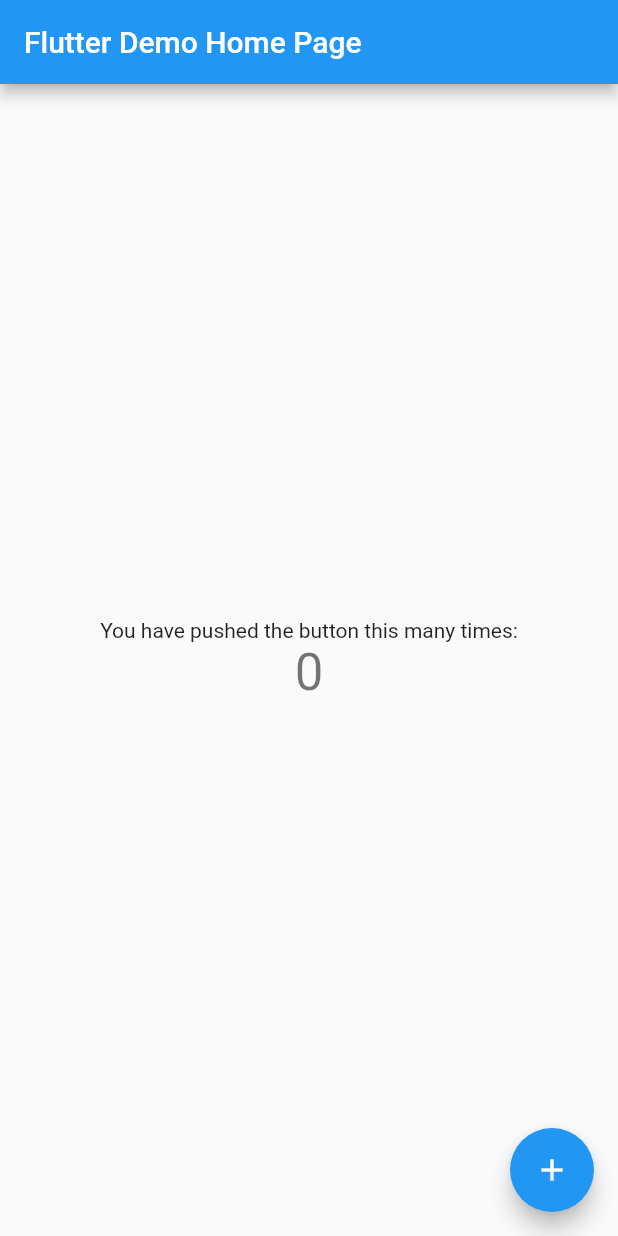
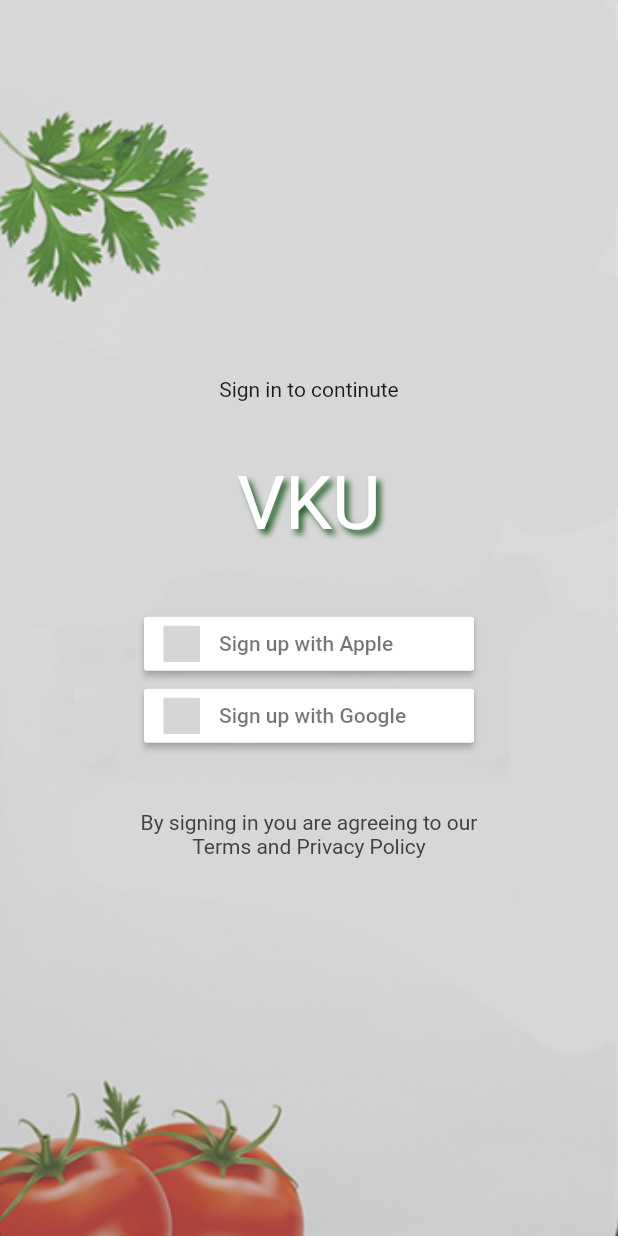
Before and after one commit to vietthang09/food-app, a Flutter app: the screen it shows after launch, on a phone screen of 412 x 824 dp. Run offline on Flutter 3.47's test engine with Material 2 defaults, Android fonts, the phone set to English and light mode, and no system bars; our stand-ins replace firebase_auth, firebase_core, flutter_signin_button, google_sign_in; accounts and stored records are empty; grey boxes are pictures that could not be loaded.

Commit message:
feat: build login screen

```diff
--- /dev/null
+++ b/lib/auth/sign_in.dart
@@ -0,0 +1,103 @@
+import 'package:firebase_auth/firebase_auth.dart';
+import 'package:flutter/material.dart';
+import 'package:flutter_signin_button/button_view.dart';
+import 'package:flutter_signin_button/flutter_signin_button.dart';
+import 'package:google_sign_in/google_sign_in.dart';
+
+class SignIn extends StatefulWidget {
+  @override
+  State<SignIn> createState() => _SignInState();
+}
+
+class _SignInState extends State<SignIn> {
+  Future<void> _googleSignUp() async {
+    try {
+      final GoogleSignIn _googleSignIn = GoogleSignIn(
+        scopes: ['email'],
+      );
+      final FirebaseAuth _auth = FirebaseAuth.instance;
+
+      final GoogleSignInAccount? googleUser = await _googleSignIn.signIn();
+      final GoogleSignInAuthentication? googleAuth =
+          await googleUser?.authentication;
+
+      final AuthCredential credential = GoogleAuthProvider.credential(
+        accessToken: googleAuth?.accessToken,
+        idToken: googleAuth?.idToken,
+      );
+
+      final User? user = (await _auth.signInWithCredential(credential)).user;
+
+      return;
+    } catch (e) {
+      print(e);
+    }
+  }
+
+  @override
+  Widget build(BuildContext context) {
+    return Scaffold(
+      body: Container(
+        height: double.infinity,
+        width: double.infinity,
+        decoration: BoxDecoration(
+            image: DecorationImage(
+                fit: BoxFit.cover, image: AssetImage('assets/background.png'))),
+        child: Column(
+          mainAxisAlignment: MainAxisAlignment.center,
+          children: [
+            Container(
+              height: 400,
+              width: double.infinity,
+              child: Column(
+                  mainAxisAlignment: MainAxisAlignment.spaceEvenly,
+                  children: [
+                    Text("Sign in to continute"),
+                    Text(
+                      "VKU",
+                      style: TextStyle(
+                          fontSize: 50,
+                          color: Colors.white,
+                          shadows: [
+                            BoxShadow(
+                                blurRadius: 5,
+                                color: Colors.green.shade900,
+                                offset: Offset(3, 3))
+                          ]),
+                    ),
+                    Column(
+                      children: [
+                        SignInButton(
+                          Buttons.Apple,
+                          text: "Sign up with Apple",
+                          onPressed: () {},
+                        ),
+                        SignInButton(
+                          Buttons.Google,
+                          text: "Sign up with Google",
+                          onPressed: () async {
+                            await _googleSignUp().then((value) => null);
+                          },
+                        ),
+                      ],
+                    ),
+                    Column(
+                      children: [
+                        Text(
+                          "By signing in you are agreeing to our",
+                          style: TextStyle(color: Colors.grey[800]),
+                        ),
+                        Text(
+                          "Terms and Privacy Policy",
+                          style: TextStyle(color: Colors.grey[800]),
+                        )
+                      ],
+                    ),
+                  ]),
+            )
+          ],
+        ),
+      ),
+    );
+  }
+}
--- a/lib/main.dart
+++ b/lib/main.dart
@@ -1,6 +1,15 @@
 import 'package:flutter/material.dart';
+import 'package:food_app/auth/sign_in.dart';
+import 'package:firebase_core/firebase_core.dart';
 
-void main() {
+void main() async {
+  WidgetsFlutterBinding.ensureInitialized();
+  await Firebase.initializeApp(
+      options: const FirebaseOptions(
+          apiKey: "AIzaSyD6VOffFcqOrm18dFnmFEFPm8GO-bTd5Fo",
+          appId: "1:225954428943:web:6acf893cb0bd89e28d4b7a",
+          messagingSenderId: "225954428943",
+          projectId: "food-app-eba83"));
   runApp(const MyApp());
 }
 
@@ -10,106 +19,6 @@
   // This widget is the root of your application.
   @override
   Widget build(BuildContext context) {
-    return MaterialApp(
-      title: 'Flutter Demo',
-      theme: ThemeData(
-        // This is the theme of your application.
-        //
-        // Try running your application with "flutter run". You'll see the
-        // application has a blue toolbar. Then, without quitting the app, try
-        // changing the primarySwatch below to Colors.green and then invoke
-        // "hot reload" (press "r" in the console where you ran "flutter run",
-        // or simply save your changes to "hot reload" in a Flutter IDE).
-        // Notice that the counter didn't reset back to zero; the application
-        // is not restarted.
-        primarySwatch: Colors.blue,
-      ),
-      home: const MyHomePage(title: 'Flutter Demo Home Page'),
-    );
+    return MaterialApp(home: SignIn());
   }
 }
-
-class MyHomePage extends StatefulWidget {
-  const MyHomePage({super.key, required this.title});
-
-  // This widget is the home page of your application. It is stateful, meaning
-  // that it has a State object (defined below) that contains fields that affect
-  // how it looks.
-
-  // This class is the configuration for the state. It holds the values (in this
-  // case the title) provided by the parent (in this case the App widget) and
-  // used by the build method of the State. Fields in a Widget subclass are
-  // always marked "final".
-
-  final String title;
-
-  @override
-  State<MyHomePage> createState() => _MyHomePageState();
-}
-
-class _MyHomePageState extends State<MyHomePage> {
-  int _counter = 0;
-
-  void _incrementCounter() {
-    setState(() {
-      // This call to setState tells the Flutter framework that something has
-      // changed in this State, which causes it to rerun the build method below
-      // so that the display can reflect the updated values. If we changed
-      // _counter without calling setState(), then the build method would not be
-      // called again, and so nothing would appear to happen.
-      _counter++;
-    });
-  }
-
-  @override
-  Widget build(BuildContext context) {
-    // This method is rerun every time setState is called, for instance as done
-    // by the _incrementCounter method above.
-    //
-    // The Flutter framework has been optimized to make rerunning build methods
-    // fast, so that you can just rebuild anything that needs updating rather
-    // than having to individually change instances of widgets.
-    return Scaffold(
-      appBar: AppBar(
-        // Here we take the value from the MyHomePage object that was created by
-        // the App.build method, and use it to set our appbar title.
-        title: Text(widget.title),
-      ),
-      body: Center(
-        // Center is a layout widget. It takes a single child and positions it
-        // in the middle of the parent.
-        child: Column(
-          // Column is also a layout widget. It takes a list of children and
-          // arranges them vertically. By default, it sizes itself to fit its
-          // children horizontally, and tries to be as tall as its parent.
-          //
-          // Invoke "debug painting" (press "p" in the console, choose the
-          // "Toggle Debug Paint" action from the Flutter Inspector in Android
-          // Studio, or the "Toggle Debug Paint" command in Visual Studio Code)
-          // to see the wireframe for each widget.
-          //
-          // Column has various properties to control how it sizes itself and
-          // how it positions its children. Here we use mainAxisAlignment to
-          // center the children vertically; the main axis here is the vertical
-          // axis because Columns are vertical (the cross axis would be
-          // horizontal).
-          mainAxisAlignment: MainAxisAlignment.center,
-          children: <Widget>[
-            const Text(
-              'You have pushed the button this many times:',
-            ),
-            Text(
-              '$_counter',
-              style: Theme.of(context).textTheme.headlineMedium,
-            ),
-          ],
-        ),
-      ),
-      floatingActionButton: FloatingActionButton(
-        onPressed: _incrementCounter,
-        tooltip: 'Increment',
-        child: const Icon(Icons.add),
-      ), // This trailing comma makes auto-formatting nicer for build methods.
-    );
-  }
-}
```
Also changed, not shown: pubspec.yaml (+7 -3 lines), assets/background.png (added), flutter_01.png (added), pubspec.lock, 3 other files.
